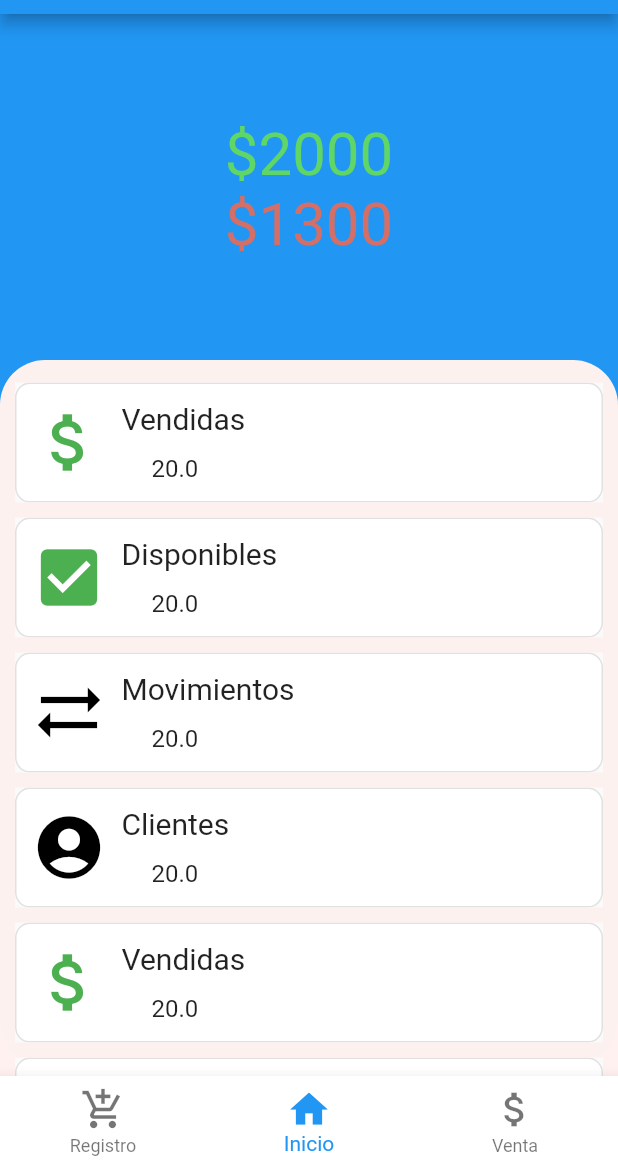
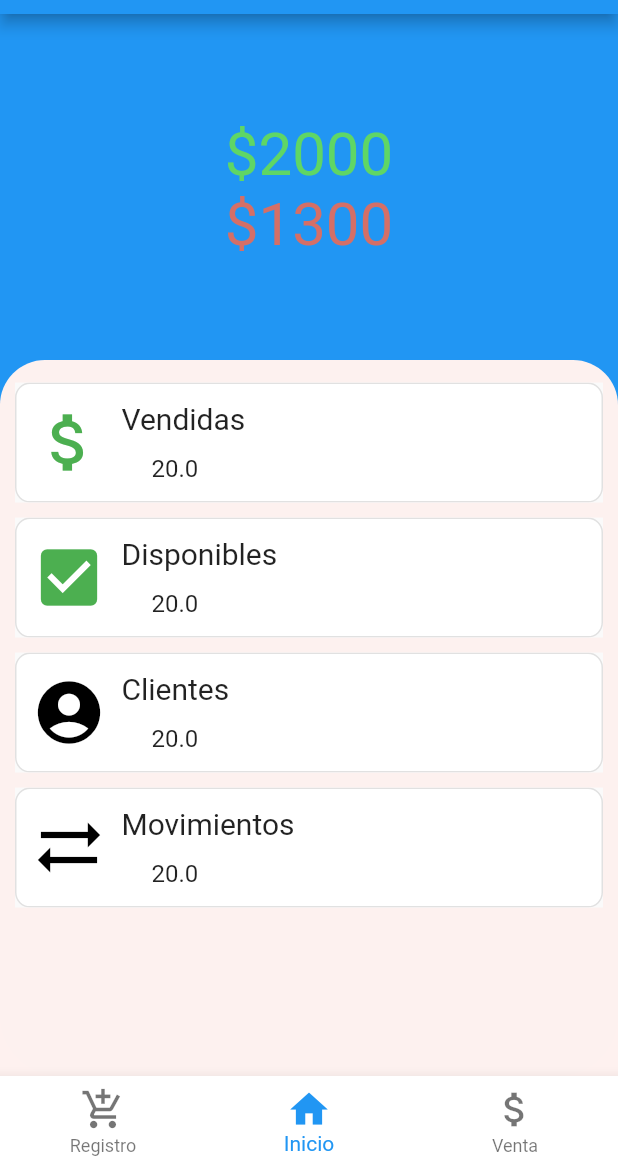
Before and after one commit to Ednover/InventarioPacas, a Flutter app: the screen it shows after launch, on a phone screen of 412 x 824 dp, the part 70-1236 px from its top. Run offline on Flutter 3.47's test engine with Material 2 defaults, Android fonts, the phone set to English and light mode, and no system bars.

Commit message:
Actualización de home interactivo
Se añadieron los archivos available_list, client_card, paca_card, sold_list para mostrar las las de pacas y de clientes, al igual que se agregó animación a la listview del home.

```diff
--- a/app_inventory/lib/home.dart
+++ b/app_inventory/lib/home.dart
@@ -1,32 +1,55 @@
-import 'package:app_inventory/topResume.dart';
-
-import 'itemList.dart';
+import 'top_resume.dart';
+import 'card_list.dart';
 import 'package:flutter/material.dart';
 
-class Home extends StatelessWidget {
+class Home extends StatefulWidget {
+
+  @override
+  State<StatefulWidget> createState() {
+    return _Home();
+  }
+}
+
+class _Home extends State<Home> with SingleTickerProviderStateMixin{
   final List<ItemList> items = <ItemList>[
     ItemList(type: 'Vendidas', amount: 20),
     ItemList(type: 'Disponibles', amount: 20),
+    ItemList(type: 'Clientes', amount: 20),
     ItemList(type: 'Movimientos', amount: 20),
-    ItemList(type: 'Clientes', amount: 20),
-    ItemList(type: 'Vendidas', amount: 20),
-    ItemList(type: 'Vendidas', amount: 20),
-    ItemList(type: 'Vendidas', amount: 20),
-    ItemList(type: 'Vendidas', amount: 20),
-    ItemList(type: 'Vendidas', amount: 20),
-    ItemList(type: 'Vendidas', amount: 20),
-    ItemList(type: 'Vendidas', amount: 20),
-    ItemList(type: 'Vendidas', amount: 20),
-    ItemList(type: 'Vendidas', amount: 20),
-    ItemList(type: 'Vendidas', amount: 20),
-    ItemList(type: 'Vendidas', amount: 20),
   ];
+
+  AnimationController _controller;
+  Animation _paddingAnimation;
+
+  @override
+  void initState() {
+    super.initState();
+
+    _controller = AnimationController(
+      duration: Duration(milliseconds: 800),
+      vsync: this,
+    );
+
+    _paddingAnimation = EdgeInsetsTween(
+      begin: EdgeInsets.only(top: 500, bottom: 15),
+      end: EdgeInsets.only(top: 15, bottom: 15),
+    ).animate(_controller);
+
+    _controller.forward();
+
+    _controller.addListener(() {
+      setState(() {
+
+      });
+      //print(_controller.value);
+    });
+  }
 
   @override
   Widget build(BuildContext context) {
     final listaOpciones = ListView.separated(
       padding:
-          EdgeInsets.only(top: 15, bottom: 15),
+          _paddingAnimation.value,
       itemBuilder: (BuildContext context, int index) {
         return Container(
           margin: EdgeInsets.only(left: 10, right: 10),
@@ -39,7 +62,7 @@ class Home extends StatelessWidget {
       itemCount: items.length,
     );
 
-    final backgroundList = Container(
+    final containerList = Container(
         width: double.infinity,
         height: MediaQuery.of(context).size.height,
         margin: EdgeInsets.only(top: MediaQuery.of(context).size.height * 0.28),
@@ -58,7 +81,7 @@ class Home extends StatelessWidget {
       alignment: AlignmentDirectional.topCenter,
       children: <Widget>[
           TopResume(),
-          backgroundList,
+          containerList,
       ],
     );
   }
```
Also changed, not shown: app_inventory/lib/available_list.dart (added, +51 -0 lines), app_inventory/lib/buttons.dart (deleted, +0 -194 lines), app_inventory/lib/card_list.dart (renamed from app_inventory/lib/itemList.dart, +5 -3 lines), app_inventory/lib/client_list.dart (renamed from app_inventory/lib/clientList.dart, +5 -6 lines), app_inventory/lib/paca_card.dart (added, +76 -0 lines), app_inventory/lib/sold_list.dart (added, +49 -0 lines), app_inventory/lib/client_card.dart (renamed from app_inventory/lib/client.dart), app_inventory/lib/soldList.dart (deleted), app_inventory/lib/top_resume.dart (line endings or trailing spaces).
